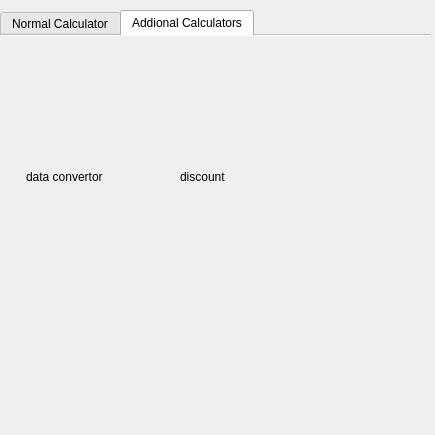
The window that SECRET_CALC.ui (zizo-pro/SECRET_CALCULATOR) describes before a commit, drawn with Qt 5.
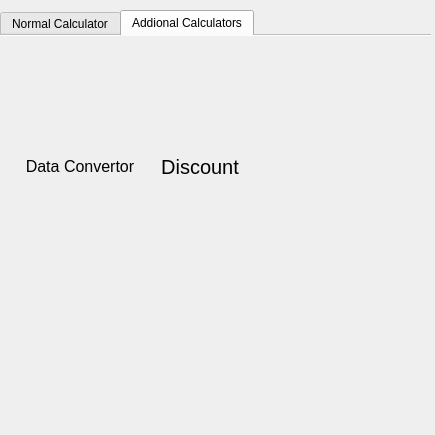
The same window after the commit. The open tabs and pages were chosen to show the change. Icons and pictures are not drawn.

Commit message: added two icons data convertor and discount to the ui file

Patch:
```diff
--- a/SECRET_CALC.ui
+++ b/SECRET_CALC.ui
@@ -518,58 +518,22 @@
     <attribute name="title">
      <string>Addional Calculators</string>
     </attribute>
-    <widget class="QPushButton" name="data_conv">
+    <widget class="QWidget" name="widget" native="true">
      <property name="geometry">
       <rect>
-       <x>10</x>
-       <y>10</y>
-       <width>131</width>
-       <height>151</height>
+       <x>140</x>
+       <y>-10</y>
+       <width>120</width>
+       <height>171</height>
       </rect>
      </property>
-     <property name="font">
-      <font/>
-     </property>
-     <property name="styleSheet">
-      <string notr="true">color: rgb(170, 91, 0)</string>
-     </property>
-     <property name="text">
-      <string/>
-     </property>
-     <property name="icon">
-      <iconset>
-       <normaloff>ziad.png</normaloff>ziad.png</iconset>
-     </property>
-     <property name="iconSize">
-      <size>
-       <width>75</width>
-       <height>89</height>
-      </size>
-     </property>
-     <property name="flat">
-      <bool>true</bool>
-     </property>
-    </widget>
-    <widget class="QLabel" name="label">
-     <property name="geometry">
-      <rect>
-       <x>26</x>
-       <y>130</y>
-       <width>101</width>
-       <height>21</height>
-      </rect>
-     </property>
-     <property name="text">
-      <string>data convertor</string>
-     </property>
-    </widget>
     <widget class="QPushButton" name="discount">
      <property name="geometry">
       <rect>
-       <x>150</x>
-       <y>10</y>
-       <width>131</width>
-       <height>151</height>
+        <x>0</x>
+        <y>20</y>
+        <width>120</width>
+        <height>141</height>
       </rect>
      </property>
      <property name="font">
@@ -598,15 +562,87 @@
     <widget class="QLabel" name="label_2">
      <property name="geometry">
       <rect>
-       <x>180</x>
+        <x>0</x>
        <y>130</y>
-       <width>61</width>
+        <width>120</width>
        <height>21</height>
       </rect>
      </property>
+      <property name="font">
+       <font>
+        <pointsize>15</pointsize>
+       </font>
+      </property>
      <property name="text">
-      <string>discount</string>
-     </property>
+       <string>Discount</string>
+      </property>
+      <property name="alignment">
+       <set>Qt::AlignCenter</set>
+      </property>
+     </widget>
+    </widget>
+    <widget class="QWidget" name="widget_2" native="true">
+     <property name="geometry">
+      <rect>
+       <x>20</x>
+       <y>-10</y>
+       <width>120</width>
+       <height>171</height>
+      </rect>
+     </property>
+     <widget class="QPushButton" name="data_conv">
+      <property name="geometry">
+       <rect>
+        <x>0</x>
+        <y>20</y>
+        <width>120</width>
+        <height>141</height>
+       </rect>
+      </property>
+      <property name="font">
+       <font/>
+      </property>
+      <property name="styleSheet">
+       <string notr="true">color: rgb(170, 91, 0)</string>
+      </property>
+      <property name="text">
+       <string/>
+      </property>
+      <property name="icon">
+       <iconset>
+        <normaloff>icons/area.png</normaloff>icons/area.png</iconset>
+      </property>
+      <property name="iconSize">
+       <size>
+        <width>75</width>
+        <height>89</height>
+       </size>
+      </property>
+      <property name="flat">
+       <bool>true</bool>
+      </property>
+     </widget>
+     <widget class="QLabel" name="label">
+      <property name="geometry">
+       <rect>
+        <x>0</x>
+        <y>130</y>
+        <width>120</width>
+        <height>21</height>
+       </rect>
+      </property>
+      <property name="font">
+       <font>
+        <pointsize>12</pointsize>
+       </font>
+      </property>
+      <property name="text">
+       <string>Data Convertor</string>
+      </property>
+      <property name="alignment">
+       <set>Qt::AlignCenter</set>
+      </property>
+     </widget>
     </widget>
    </widget>
   </widget>
```
Left out of the diff: 4 changed lines with no effect on the pictures. Lines whose indentation alone changed are shown as unchanged.
